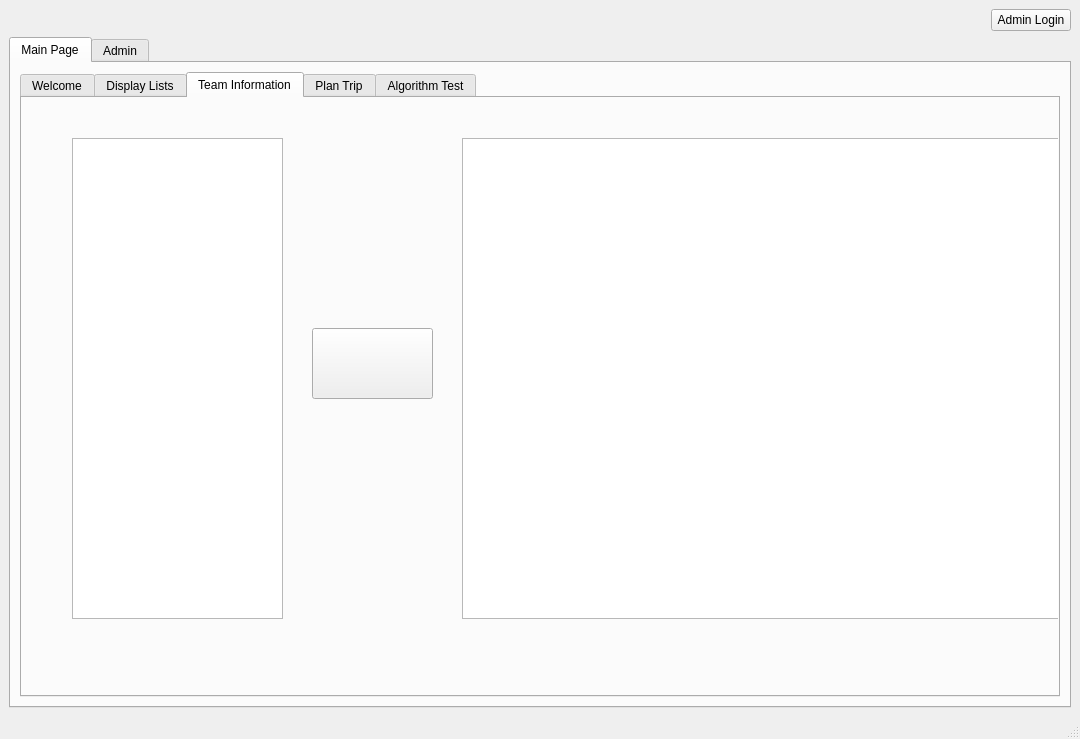
Old version of the form mainwindow.ui in the repository ivanma9/CSMajors-CS1D-project2.
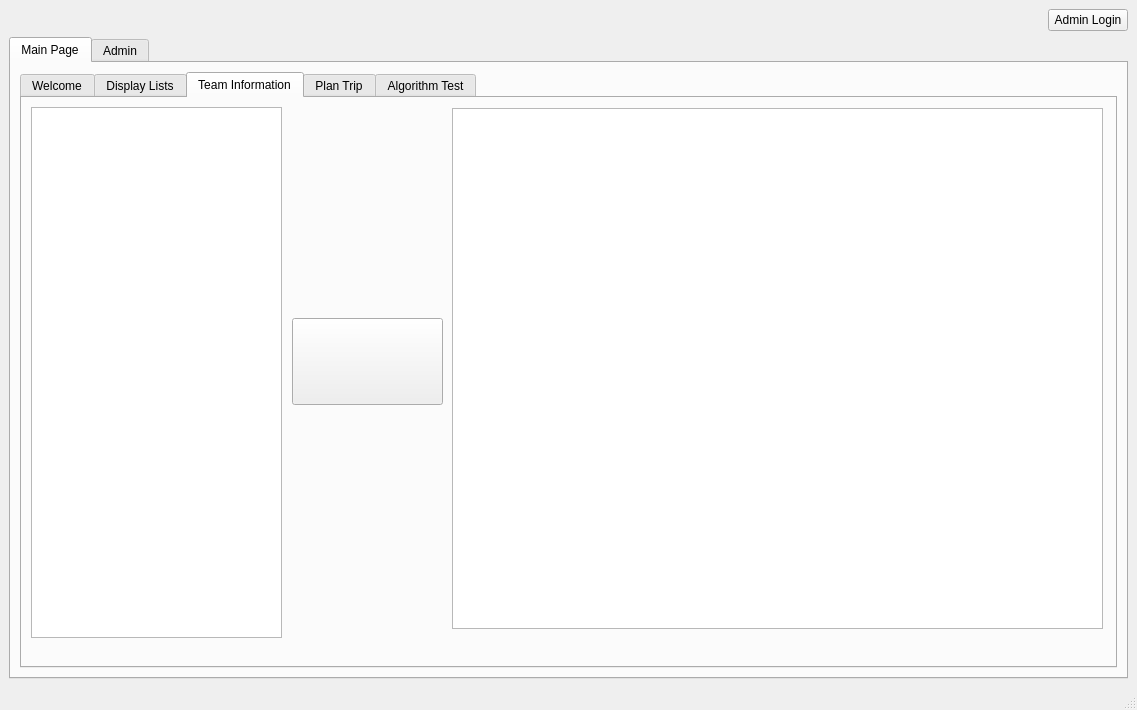
New version of the form. The open tabs and pages were chosen to show the change. Icons and pictures are not drawn.

```diff
--- a/mainwindow.ui
+++ b/mainwindow.ui
@@ -6,8 +6,8 @@
    <rect>
     <x>0</x>
     <y>0</y>
-    <width>1080</width>
-    <height>739</height>
+    <width>1137</width>
+    <height>710</height>
    </rect>
   </property>
   <property name="windowTitle">
@@ -197,32 +197,53 @@
              <widget class="QListWidget" name="listWidget">
               <property name="geometry">
                <rect>
-                <x>50</x>
-                <y>40</y>
-                <width>211</width>
-                <height>481</height>
+                <x>9</x>
+                <y>9</y>
+                <width>251</width>
+                <height>531</height>
                </rect>
               </property>
+              <property name="sizePolicy">
+               <sizepolicy hsizetype="Maximum" vsizetype="Expanding">
+                <horstretch>0</horstretch>
+                <verstretch>0</verstretch>
+               </sizepolicy>
+              </property>
              </widget>
              <widget class="QTextEdit" name="textEdit">
               <property name="geometry">
                <rect>
-                <x>440</x>
-                <y>40</y>
-                <width>621</width>
-                <height>481</height>
+                <x>430</x>
+                <y>10</y>
+                <width>651</width>
+                <height>521</height>
                </rect>
               </property>
+              <property name="layoutDirection">
+               <enum>Qt::LeftToRight</enum>
+              </property>
              </widget>
              <widget class="QPushButton" name="pushButton_TeamInfo">
               <property name="geometry">
                <rect>
-                <x>290</x>
-                <y>230</y>
-                <width>121</width>
-                <height>71</height>
+                <x>270</x>
+                <y>220</y>
+                <width>151</width>
+                <height>87</height>
                </rect>
               </property>
+              <property name="sizePolicy">
+               <sizepolicy hsizetype="Maximum" vsizetype="Expanding">
+                <horstretch>0</horstretch>
+                <verstretch>0</verstretch>
+               </sizepolicy>
+              </property>
+              <property name="maximumSize">
+               <size>
+                <width>300</width>
+                <height>500</height>
+               </size>
+              </property>
               <property name="toolTip">
                <string>&lt;html class = &quot;solid&quot;&gt;
 &lt;head&gt;
```
Left out of the diff: 242 changed lines with no effect on the pictures. Lines whose indentation alone changed are shown as unchanged.
